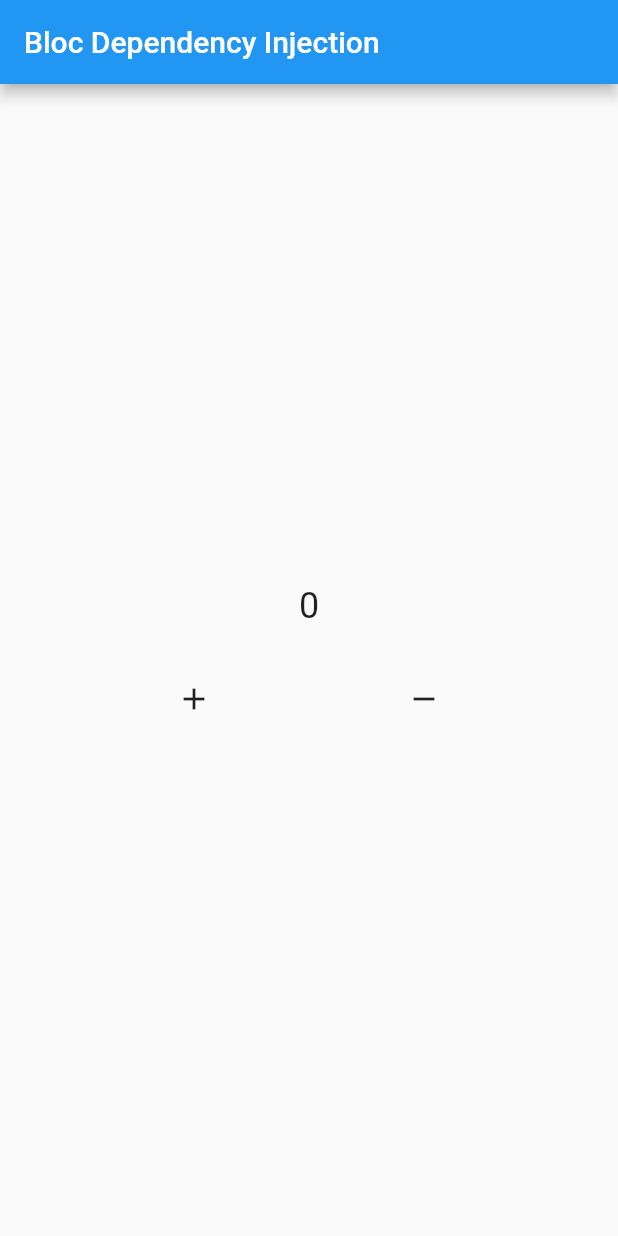
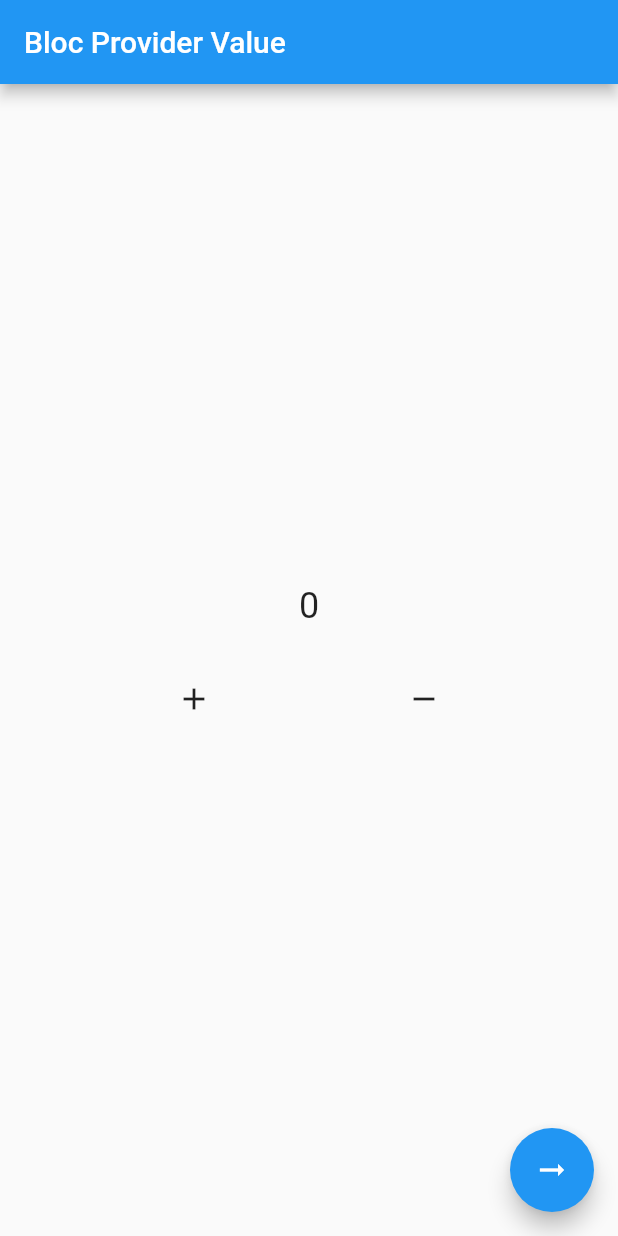
Before and after one commit to hib4/flutter-bloc, a Flutter app: the screen it shows after launch, after a tap on the "add" icon, after a tap on the "remove" icon, on a phone screen of 412 x 824 dp. Run offline on Flutter 3.47's test engine with Material 2 defaults, Android fonts, the phone set to English and light mode, and no system bars; our stand-ins replace bloc, flutter_bloc.

Commit message:
feat: [HF] 09-bloc provider value

```diff
--- /dev/null
+++ b/lib/09_bloc_provider_value/09_bloc_provider_value.dart
@@ -0,0 +1,58 @@
+import 'package:flutter/material.dart';
+import 'package:flutter_bloc/flutter_bloc.dart';
+import 'package:learn_bloc/09_bloc_provider_value/other/other.dart';
+import 'package:learn_bloc/09_bloc_provider_value/widget/number.dart';
+
+import 'bloc/counter.dart';
+
+class LearnBlocProviderValue extends StatelessWidget {
+  const LearnBlocProviderValue({Key? key}) : super(key: key);
+
+  @override
+  Widget build(BuildContext context) {
+    Counter counter = context.read<Counter>();
+
+    return Scaffold(
+      floatingActionButton: FloatingActionButton(
+        onPressed: () {
+          Navigator.push(
+            context,
+            MaterialPageRoute(
+              builder: (context) => const Other(),
+            ),
+          );
+        },
+        child: const Icon(Icons.arrow_right_alt),
+      ),
+      appBar: AppBar(
+        title: const Text('Bloc Provider Value'),
+      ),
+      body: Column(
+        mainAxisAlignment: MainAxisAlignment.center,
+        children: [
+          const NumberWidget(),
+          const SizedBox(
+            height: 24,
+          ),
+          Row(
+            mainAxisAlignment: MainAxisAlignment.spaceEvenly,
+            children: [
+              IconButton(
+                onPressed: () {
+                  counter.increment();
+                },
+                icon: const Icon(Icons.add),
+              ),
+              IconButton(
+                onPressed: () {
+                  counter.decrement();
+                },
+                icon: const Icon(Icons.remove),
+              ),
+            ],
+          ),
+        ],
+      ),
+    );
+  }
+}
--- /dev/null
+++ b/lib/09_bloc_provider_value/bloc/counter.dart
@@ -0,0 +1,31 @@
+import 'package:bloc/bloc.dart';
+
+class Counter extends Cubit<int> {
+  Counter({this.initialNumber = 0}) : super(initialNumber);
+
+  int initialNumber;
+
+  @override
+  void onChange(Change<int> change) {
+    // TODO: implement onChange
+    super.onChange(change);
+    print(change);
+  }
+
+  @override
+  void onError(Object error, StackTrace stackTrace) {
+    // TODO: implement onError
+    super.onError(error, stackTrace);
+    print(error);
+  }
+
+  void increment() {
+    emit(state + 1);
+  }
+
+  void decrement() {
+    if (state > 0) {
+      emit(state - 1);
+    }
+  }
+}
--- /dev/null
+++ b/lib/09_bloc_provider_value/widget/number.dart
@@ -0,0 +1,35 @@
+import 'package:flutter/material.dart';
+import 'package:flutter_bloc/flutter_bloc.dart';
+import 'package:learn_bloc/09_bloc_provider_value/bloc/counter.dart';
+
+class NumberWidget extends StatelessWidget {
+  const NumberWidget({Key? key}) : super(key: key);
+
+  @override
+  Widget build(BuildContext context) {
+    return BlocConsumer<Counter, int>(
+      bloc: context.read<Counter>(),
+      builder: (context, state) {
+        return Text(
+          '$state',
+          style: const TextStyle(fontSize: 24),
+        );
+      },
+      listener: (context, state) {
+        ScaffoldMessenger.of(context).showSnackBar(
+          SnackBar(
+            content: Text('Angka genap $state'),
+            duration: const Duration(milliseconds: 500),
+          ),
+        );
+      },
+      listenWhen: (previous, current) {
+        if (current.isEven) {
+          return true;
+        } else {
+          return false;
+        }
+      },
+    );
+  }
+}
--- a/lib/main.dart
+++ b/lib/main.dart
@@ -7,7 +7,8 @@ import 'package:learn_bloc/04_bloc_builder/04_bloc_builder.dart';
 import 'package:learn_bloc/05_bloc_listener/05_bloc_listener.dart';
 import 'package:learn_bloc/06_bloc_consumer/06_bloc_consumer.dart';
 import 'package:learn_bloc/07_bloc_provider/07_bloc_provider.dart';
-import 'package:learn_bloc/08_dependency_injection/bloc/counter.dart';
+import 'package:learn_bloc/09_bloc_provider_value/09_bloc_provider_value.dart';
+import 'package:learn_bloc/09_bloc_provider_value/bloc/counter.dart';
 import 'package:learn_bloc/08_dependency_injection/08_dependency_injection.dart';
 
 void main() {
@@ -24,7 +25,7 @@ class MyApp extends StatelessWidget {
       child: const MaterialApp(
         title: 'Learn BLoC',
         debugShowCheckedModeBanner: false,
-        home: LearnDependencyInjection(),
+        home: LearnBlocProviderValue(),
       ),
     );
   }
```
Also changed, not shown: lib/09_bloc_provider_value/other/other.dart (added, +29 -0 lines).
